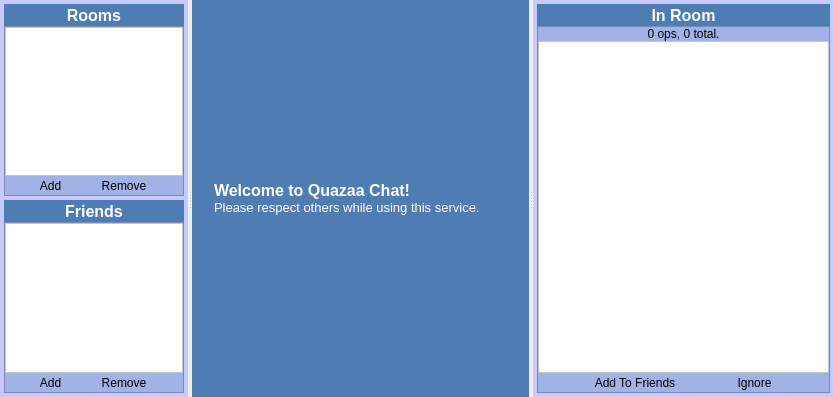
c3c/quazaa, file trunk/UI/widgetchat.ui: the form before one commit.
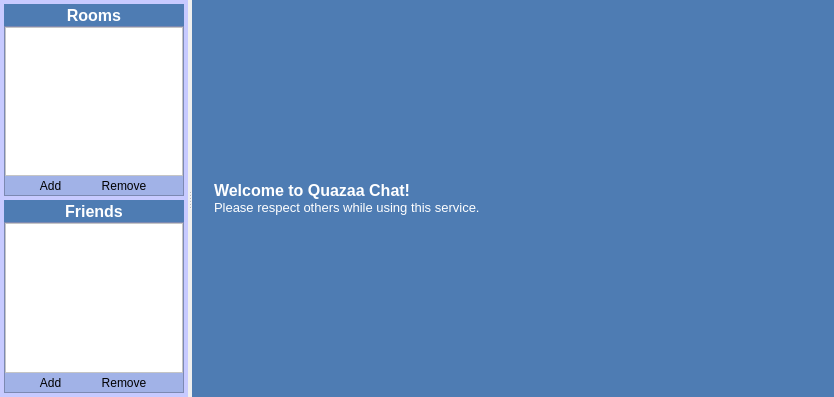
The form after the commit. Icons and pictures are not drawn.

Commit message: Adding chat tabs. WidgetChatTab: moving UI elements over from main chat UI to tab UI

What changed in the file:
```diff
--- a/trunk/UI/widgetchat.ui
+++ b/trunk/UI/widgetchat.ui
@@ -380,7 +380,7 @@
        </item>
       </layout>
      </widget>
-     <widget class="QWidget" name="">
+     <widget class="QWidget" name="layoutWidget">
       <layout class="QVBoxLayout" name="verticalLayoutChatCenter">
        <property name="margin">
         <number>0</number>
@@ -436,176 +436,6 @@
        </item>
       </layout>
      </widget>
-     <widget class="QFrame" name="frameChatRightSidebar">
-      <property name="styleSheet">
-       <string notr="true">QFrame {
-	background-color: rgb(199, 202, 255);
-}</string>
-      </property>
-      <property name="frameShape">
-       <enum>QFrame::NoFrame</enum>
-      </property>
-      <property name="frameShadow">
-       <enum>QFrame::Raised</enum>
-      </property>
-      <layout class="QGridLayout" name="gridLayout_46">
-       <property name="margin">
-        <number>4</number>
-       </property>
-       <property name="spacing">
-        <number>4</number>
-       </property>
-       <item row="0" column="0">
-        <layout class="QGridLayout" name="gridLayoutChatUsersTask">
-         <property name="spacing">
-          <number>0</number>
-         </property>
-         <item row="1" column="0">
-          <widget class="QToolButton" name="toolButtonChatUsersHeader">
-           <property name="sizePolicy">
-            <sizepolicy hsizetype="Expanding" vsizetype="Fixed">
-             <horstretch>0</horstretch>
-             <verstretch>0</verstretch>
-            </sizepolicy>
-           </property>
-           <property name="styleSheet">
-            <string notr="true">QToolButton {
-	background-color: rgb(78, 124, 179);
-	color: rgb(255, 255, 255);
-	border: none;
-	font-size: 16px;
-	font-weight: bold;
-}
-</string>
-           </property>
-           <property name="text">
-            <string>In Room</string>
-           </property>
-           <property name="icon">
-            <iconset resource="../Resource.qrc">
-             <normaloff>:/Resource/Chat/Users.png</normaloff>:/Resource/Chat/Users.png</iconset>
-           </property>
-           <property name="toolButtonStyle">
-            <enum>Qt::ToolButtonTextBesideIcon</enum>
-           </property>
-          </widget>
-         </item>
-         <item row="2" column="0">
-          <widget class="QFrame" name="frameChatUsersTask">
-           <property name="maximumSize">
-            <size>
-             <width>16777215</width>
-             <height>16777215</height>
-            </size>
-           </property>
-           <property name="styleSheet">
-            <string notr="true">QFrame {
-	background-color: rgb(161, 178, 231);
-}
-
-QToolButton {
-    border: 1px solid transparent;
-    background-color: transparent;
-}
-
- QToolButton:pressed {
-     background-color: qlineargradient(x1: 0, y1: 0, x2: 0, y2: 1,
-                                       stop: 0 #dadbde, stop: 1 #f6f7fa);
- }
-
-QToolButton:checked {
-     border: 1px solid rgb(78, 96, 255);
-     background-color: qlineargradient(x1: 0, y1: 0, x2: 0, y2: 1,
-                                       stop: 0 #dadbde, stop: 1 #f6f7fa);
-}
-
- QToolButton:hover {
-     border: 1px solid rgb(78, 96, 255);
-     background-color: qlineargradient(x1: 0, y1: 0, x2: 0, y2: 1,
-                                       stop: 0 #dadbde, stop: 1 #f6f7fa);
- }</string>
-           </property>
-           <property name="frameShape">
-            <enum>QFrame::StyledPanel</enum>
-           </property>
-           <property name="frameShadow">
-            <enum>QFrame::Sunken</enum>
-           </property>
-           <layout class="QGridLayout" name="gridLayout_41">
-            <property name="margin">
-             <number>0</number>
-            </property>
-            <property name="spacing">
-             <number>0</number>
-            </property>
-            <item row="1" column="0">
-             <widget class="QListView" name="listViewChatUsers">
-              <property name="styleSheet">
-               <string notr="true">background-color: rgb(255, 255, 255);</string>
-              </property>
-             </widget>
-            </item>
-            <item row="2" column="0">
-             <layout class="QGridLayout" name="gridLayoutChatUsersButtons">
-              <item row="0" column="0">
-               <widget class="QToolButton" name="toolButtonChatAddFriend">
-                <property name="text">
-                 <string>Add To Friends</string>
-                </property>
-                <property name="icon">
-                 <iconset resource="../Resource.qrc">
-                  <normaloff>:/Resource/Generic/Add.png</normaloff>:/Resource/Generic/Add.png</iconset>
-                </property>
-                <property name="iconSize">
-                 <size>
-                  <width>20</width>
-                  <height>20</height>
-                 </size>
-                </property>
-                <property name="toolButtonStyle">
-                 <enum>Qt::ToolButtonTextBesideIcon</enum>
-                </property>
-               </widget>
-              </item>
-              <item row="0" column="1">
-               <widget class="QToolButton" name="toolButtonChatIgnore">
-                <property name="text">
-                 <string>Ignore</string>
-                </property>
-                <property name="icon">
-                 <iconset resource="../Resource.qrc">
-                  <normaloff>:/Resource/Generic/Ban.png</normaloff>:/Resource/Generic/Ban.png</iconset>
-                </property>
-                <property name="iconSize">
-                 <size>
-                  <width>20</width>
-                  <height>20</height>
-                 </size>
-                </property>
-                <property name="toolButtonStyle">
-                 <enum>Qt::ToolButtonTextBesideIcon</enum>
-                </property>
-               </widget>
-              </item>
-             </layout>
-            </item>
-            <item row="0" column="0">
-             <widget class="QLabel" name="labelChatUsersCount">
-              <property name="text">
-               <string>0 ops, 0 total.</string>
-              </property>
-              <property name="alignment">
-               <set>Qt::AlignCenter</set>
-              </property>
-             </widget>
-            </item>
-           </layout>
-          </widget>
-         </item>
-        </layout>
-       </item>
-      </layout>
-     </widget>
     </widget>
    </item>
   </layout>
```
The commit also changes 12 other files.
